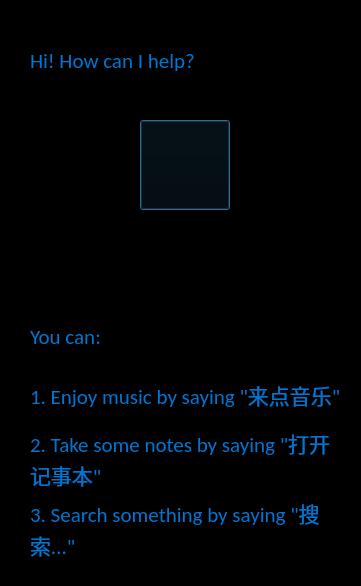
Above: app_ui.ui from FrezCirno/hci before the change. Below: the same form after it.
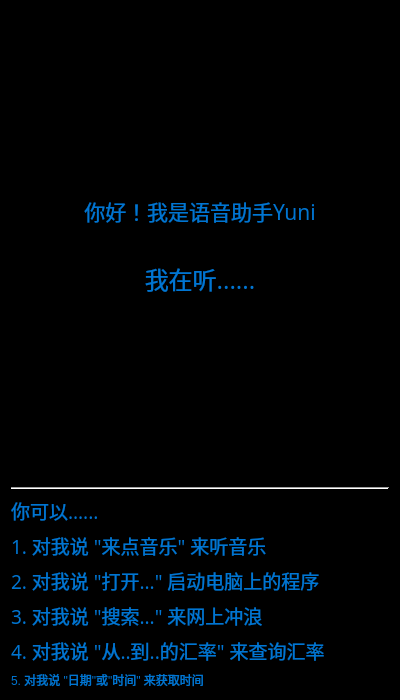
That is the form after the change. Icons and pictures are not drawn.

The edit to the form file:
```diff
--- a/app_ui.ui
+++ b/app_ui.ui
@@ -6,8 +6,8 @@
    <rect>
     <x>0</x>
     <y>0</y>
-    <width>361</width>
-    <height>586</height>
+    <width>400</width>
+    <height>700</height>
    </rect>
   </property>
   <property name="contextMenuPolicy">
@@ -17,56 +17,166 @@
    <string>Voice Assistant</string>
   </property>
   <property name="styleSheet">
-   <string notr="true">background-color:black;</string>
+   <string notr="true">QDialog{
+background-color:black;
+}
+QLabel{
+color: rgb(0, 117, 210);
+font: 14pt &quot;华文宋体&quot;;
+}</string>
   </property>
-  <widget class="QLabel" name="label_4">
-   <property name="geometry">
-    <rect>
-     <x>30</x>
-     <y>30</y>
-     <width>251</width>
-     <height>61</height>
-    </rect>
-   </property>
+  <layout class="QVBoxLayout" name="verticalLayout">
+   <item>
+    <spacer name="verticalSpacer_4">
+     <property name="orientation">
+      <enum>Qt::Vertical</enum>
+     </property>
+     <property name="sizeHint" stdset="0">
+      <size>
+       <width>20</width>
+       <height>40</height>
+      </size>
+     </property>
+    </spacer>
+   </item>
+   <item>
+    <widget class="QLabel" name="header">
    <property name="font">
     <font>
-     <family>Calibri</family>
+       <family>华文宋体</family>
      <pointsize>16</pointsize>
+       <weight>50</weight>
+       <italic>false</italic>
+       <bold>false</bold>
     </font>
    </property>
    <property name="styleSheet">
-    <string notr="true">color: rgb(0, 117, 210);</string>
+      <string notr="true">QLabel{
+font: 16pt &quot;华文宋体&quot;;
+}</string>
    </property>
    <property name="text">
-    <string>Hi! How can I help?</string>
+      <string>你好！我是语音助手Yuni</string>
+     </property>
+     <property name="alignment">
+      <set>Qt::AlignCenter</set>
    </property>
    <property name="wordWrap">
     <bool>true</bool>
    </property>
   </widget>
-  <widget class="QWidget" name="layoutWidget">
-   <property name="geometry">
-    <rect>
-     <x>30</x>
-     <y>310</y>
-     <width>311</width>
-     <height>251</height>
-    </rect>
-   </property>
-   <layout class="QVBoxLayout" name="verticalLayout_2">
+   </item>
+   <item>
+    <layout class="QHBoxLayout" name="horizontalLayout">
+     <item>
+      <spacer name="horizontalSpacer">
+       <property name="orientation">
+        <enum>Qt::Horizontal</enum>
+       </property>
+       <property name="sizeHint" stdset="0">
+        <size>
+         <width>40</width>
+         <height>20</height>
+        </size>
+       </property>
+      </spacer>
+     </item>
+     <item>
+      <widget class="QPushButton" name="voiceFig">
+       <property name="icon">
+        <iconset>
+         <normaloff>assets/voice.gif</normaloff>assets/voice.gif</iconset>
+       </property>
+       <property name="iconSize">
+        <size>
+         <width>267</width>
+         <height>191</height>
+        </size>
+       </property>
+       <property name="flat">
+        <bool>true</bool>
+       </property>
+      </widget>
+     </item>
+     <item>
+      <spacer name="horizontalSpacer_2">
+       <property name="orientation">
+        <enum>Qt::Horizontal</enum>
+       </property>
+       <property name="sizeHint" stdset="0">
+        <size>
+         <width>40</width>
+         <height>20</height>
+        </size>
+       </property>
+      </spacer>
+     </item>
+    </layout>
+   </item>
+   <item>
+    <widget class="QLabel" name="status">
+     <property name="font">
+      <font>
+       <family>华文宋体</family>
+       <pointsize>18</pointsize>
+       <weight>50</weight>
+       <italic>false</italic>
+       <bold>false</bold>
+      </font>
+     </property>
+     <property name="styleSheet">
+      <string notr="true">QLabel{
+font: 18pt &quot;华文宋体&quot;;
+}</string>
+     </property>
+     <property name="text">
+      <string>我在听......</string>
+     </property>
+     <property name="alignment">
+      <set>Qt::AlignCenter</set>
+     </property>
+    </widget>
+   </item>
+   <item>
+    <spacer name="verticalSpacer">
+     <property name="orientation">
+      <enum>Qt::Vertical</enum>
+     </property>
+     <property name="sizeHint" stdset="0">
+      <size>
+       <width>20</width>
+       <height>40</height>
+      </size>
+     </property>
+    </spacer>
+   </item>
+   <item>
+    <widget class="Line" name="line">
+     <property name="styleSheet">
+      <string notr="true">Line {
+color: rgb(171, 171, 171)
+}</string>
+     </property>
+     <property name="orientation">
+      <enum>Qt::Horizontal</enum>
+     </property>
+    </widget>
+   </item>
+   <item>
+    <layout class="QVBoxLayout" name="help">
     <item>
      <widget class="QLabel" name="label_3">
       <property name="font">
        <font>
-        <family>Calibri</family>
-        <pointsize>16</pointsize>
-       </font>
-      </property>
-      <property name="styleSheet">
-       <string notr="true">color: rgb(0, 117, 210);</string>
-      </property>
+         <family>华文宋体</family>
+         <pointsize>14</pointsize>
+         <weight>50</weight>
+         <italic>false</italic>
+         <bold>false</bold>
+        </font>
+       </property>
       <property name="text">
-       <string>You can:</string>
+        <string>你可以......</string>
       </property>
       <property name="wordWrap">
        <bool>true</bool>
@@ -77,15 +187,15 @@
      <widget class="QLabel" name="label">
       <property name="font">
        <font>
-        <family>Calibri</family>
-        <pointsize>16</pointsize>
-       </font>
-      </property>
-      <property name="styleSheet">
-       <string notr="true">color: rgb(0, 117, 210);</string>
-      </property>
+         <family>华文宋体</family>
+         <pointsize>14</pointsize>
+         <weight>50</weight>
+         <italic>false</italic>
+         <bold>false</bold>
+        </font>
+       </property>
       <property name="text">
-       <string>1. Enjoy music by saying &quot;来点音乐&quot;</string>
+        <string>1. 对我说 &quot;来点音乐&quot; 来听音乐</string>
       </property>
       <property name="wordWrap">
        <bool>true</bool>
@@ -96,15 +206,15 @@
      <widget class="QLabel" name="label_2">
       <property name="font">
        <font>
-        <family>Calibri</family>
-        <pointsize>16</pointsize>
-       </font>
-      </property>
-      <property name="styleSheet">
-       <string notr="true">color: rgb(0, 117, 210);</string>
-      </property>
+         <family>华文宋体</family>
+         <pointsize>14</pointsize>
+         <weight>50</weight>
+         <italic>false</italic>
+         <bold>false</bold>
+        </font>
+       </property>
       <property name="text">
-       <string>2. Take some notes by saying &quot;打开记事本&quot;</string>
+        <string>2. 对我说 &quot;打开...&quot; 启动电脑上的程序</string>
       </property>
       <property name="wordWrap">
        <bool>true</bool>
@@ -115,65 +225,50 @@
      <widget class="QLabel" name="label_5">
       <property name="font">
        <font>
-        <family>Calibri</family>
-        <pointsize>16</pointsize>
-       </font>
-      </property>
-      <property name="styleSheet">
-       <string notr="true">color: rgb(0, 117, 210);</string>
-      </property>
+         <family>华文宋体</family>
+         <pointsize>14</pointsize>
+         <weight>50</weight>
+         <italic>false</italic>
+         <bold>false</bold>
+        </font>
+       </property>
       <property name="text">
-       <string>3. Search something by saying &quot;搜索...&quot;</string>
+        <string>3. 对我说 &quot;搜索...&quot; 来网上冲浪</string>
       </property>
       <property name="wordWrap">
        <bool>true</bool>
       </property>
      </widget>
     </item>
-   </layout>
-  </widget>
-  <widget class="QPushButton" name="voiceFig">
-   <property name="geometry">
-    <rect>
-     <x>140</x>
-     <y>120</y>
-     <width>90</width>
-     <height>90</height>
-    </rect>
-   </property>
-   <property name="icon">
-    <iconset>
-     <normaloff>icon/phone.png</normaloff>icon/phone.png</iconset>
-   </property>
-   <property name="iconSize">
-    <size>
-     <width>60</width>
-     <height>60</height>
-    </size>
-   </property>
-  </widget>
-  <widget class="QLabel" name="label_6">
-   <property name="geometry">
-    <rect>
-     <x>40</x>
-     <y>240</y>
-     <width>281</width>
-     <height>41</height>
-    </rect>
-   </property>
+     <item>
+      <widget class="QLabel" name="label_7">
    <property name="font">
      <font>
-     <family>Calibri</family>
-     <pointsize>16</pointsize>
-     </font>
-   </property>
-   <property name="styleSheet">
-    <string notr="true">color: rgb(0, 117, 210);</string>
-   </property>
+         <family>华文宋体</family>
+         <pointsize>14</pointsize>
+         <weight>50</weight>
+         <italic>false</italic>
+         <bold>false</bold>
+        </font>
+       </property>
+       <property name="text">
+        <string>4. 对我说 &quot;从..到..的汇率&quot; 来查询汇率</string>
+       </property>
+       <property name="wordWrap">
+        <bool>true</bool>
+       </property>
+      </widget>
+     </item>
+     <item>
+      <widget class="QLabel" name="label_4">
    <property name="text">
-    <string/>
-   </property>
-  </widget>
+        <string>5. 对我说 &quot;日期&quot;或&quot;时间&quot; 来获取时间</string>
+       </property>
+      </widget>
+     </item>
+    </layout>
+   </item>
+  </layout>
  </widget>
  <resources/>
  <connections/>
```
Left out of the diff: 6 changed lines with no effect on the pictures. Lines whose indentation alone changed are shown as unchanged.
